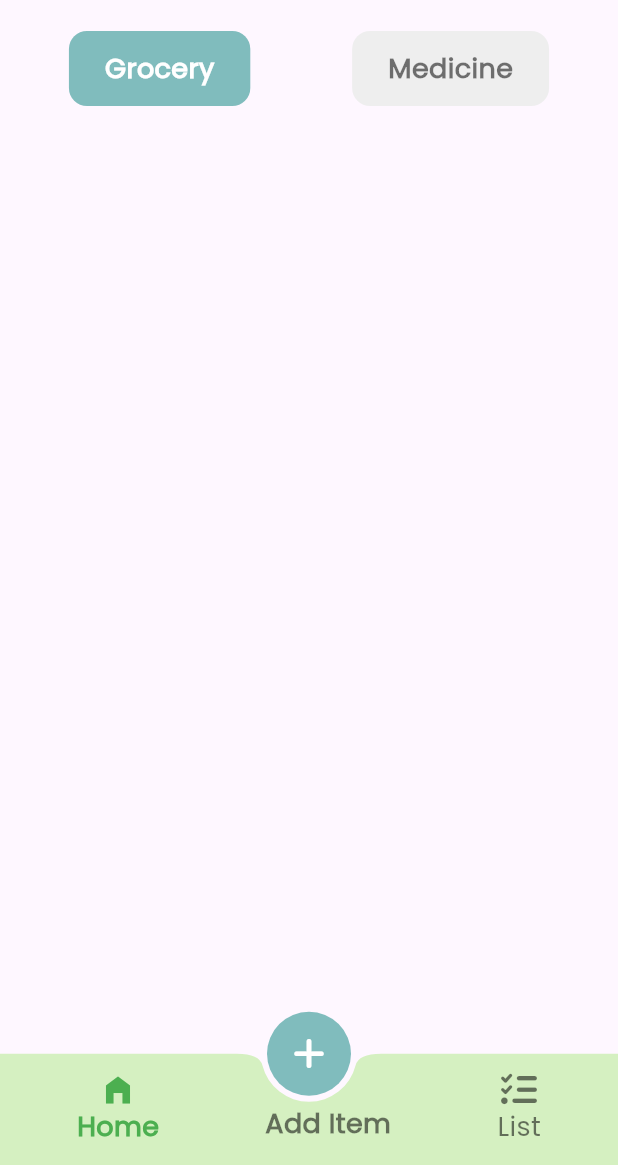
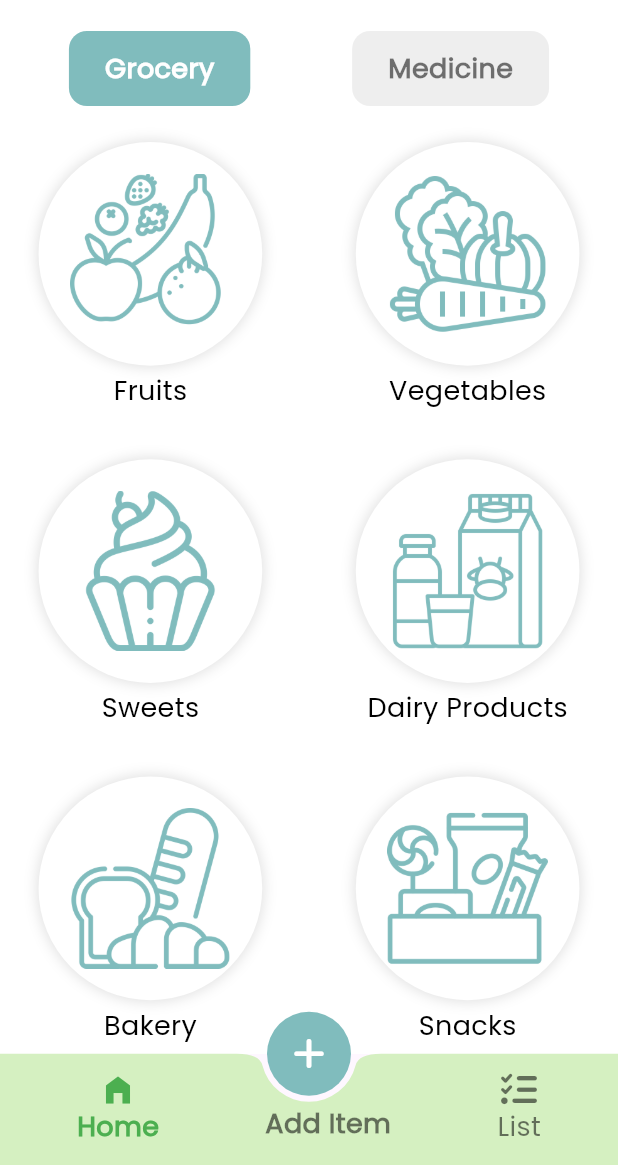
Before and after one commit to rahulkumardev24/SmartStock-ExpiryTracker, a Flutter app: the screen it shows after launch, on a phone screen of 412 x 824 dp, the part 71-1236 px from its top. Run offline on Flutter 3.47's test engine with Material 3 defaults, Android fonts, the phone set to English and light mode, and no system bars; our stand-ins replace font_awesome_flutter, lottie.

Commit message:
grocery screen complete

```diff
--- a/lib/screen/grocery_screen.dart
+++ b/lib/screen/grocery_screen.dart
@@ -1,4 +1,6 @@
 import 'package:flutter/material.dart';
+import 'package:smartstock/utils/colors.dart';
+import 'package:smartstock/utils/custom_text_style.dart';
 
 class GroceryScreen extends StatefulWidget {
   const GroceryScreen({super.key});
@@ -8,8 +10,67 @@ class GroceryScreen extends StatefulWidget {
 }
 
 class _GroceryScreenState extends State<GroceryScreen> {
+  List<Map<String, dynamic>> items = [
+    {"image": "assets/images/fruits.png", "title": "Fruits"},
+    {"image": "assets/images/vegetable.png", "title": "Vegetables"},
+    {"image": "assets/images/cupcake.png", "title": "Sweets"},
+    {"image": "assets/images/milk.png", "title": "Dairy Products"},
+    {"image": "assets/images/bakery.png", "title": "Bakery"},
+    {"image": "assets/images/candies.png", "title": "Snacks"},
+    {"image": "assets/images/chicken-leg.png", "title": "Meat & Poultry"},
+    {"image": "assets/images/seafood.png", "title": "Seafood"},
+    {"image": "assets/images/frozen-food.png", "title": "Frozen Foods"},
+    {"image": "assets/images/spices.png", "title": "Spices"},
+    {"image": "assets/images/pouring.png", "title": "Cooking Oils"},
+    {"image": "assets/images/pet-supplies.png", "title": "Pet Supplies"},
+  ];
+
   @override
   Widget build(BuildContext context) {
-    return Scaffold() ;
+    final mqHeight = MediaQuery.of(context).size.height;
+    final mqWidth = MediaQuery.of(context).size.width;
+    return Scaffold(
+      // backgroundColor: AppColors.primary,
+      backgroundColor: Colors.white,
+      body: GridView.builder(
+        itemCount: items.length,
+        gridDelegate: SliverGridDelegateWithFixedCrossAxisCount(
+          crossAxisCount: 2,
+          mainAxisSpacing: 11,
+          crossAxisSpacing: 11,
+        ),
+        itemBuilder: (context, index) {
+          return Column(
+            children: [
+              SizedBox(height: 12),
+              Container(
+                decoration: BoxDecoration(
+                  shape: BoxShape.circle,
+                  // color: AppColors.primary,
+                  color: Colors.white,
+                  boxShadow: [
+                    BoxShadow(
+                      color: Colors.black12,
+                      blurRadius: 7,
+                      spreadRadius: 1,
+                    ),
+                  ],
+                ),
+                child: Padding(
+                  padding: const EdgeInsets.all(21.0),
+                  child: Image.asset(
+                    items[index]['image'],
+                    height: mqHeight * 0.13, color: AppColors.main,
+                    fit: BoxFit.cover,
+                  ),
+                ),
+              ),
+              SizedBox(height: 4,),
+              Text(items[index]['title'], style: myTextStyle18()),
+            ],
+          );
+        },
+      ),
+    );
   }
 }
--- a/lib/screen/home_screen.dart
+++ b/lib/screen/home_screen.dart
@@ -43,8 +43,10 @@ class _HomeScreenState extends State<HomeScreen> {
           Text(getGreeting() , style: myTextStyle12(),),
           Text("Rahul kumar Sahu " , style: myTextStyle18(fontWeight: FontWeight.bold),),
         ],
-      )),
-
+      ) ,
+        backgroundColor: Colors.white,
+      ),
+   backgroundColor: Colors.white,
       body: Column(
         children: [
           /// Custom Tab Bar
```
Also changed, not shown: lib/screen/medicine_screen.dart (+63 -3 lines), assets/images/bakery.png (added), assets/images/candies.png (added), assets/images/chicken-leg.png (added), assets/images/cupcake.png (added), assets/images/frozen-food.png (added), assets/images/fruits.png (added), assets/images/milk.png (added), assets/images/pet-supplies.png (added), assets/images/pouring.png (added), assets/images/seafood.png (added), assets/images/spices.png (added), assets/images/vegetable.png (added).
